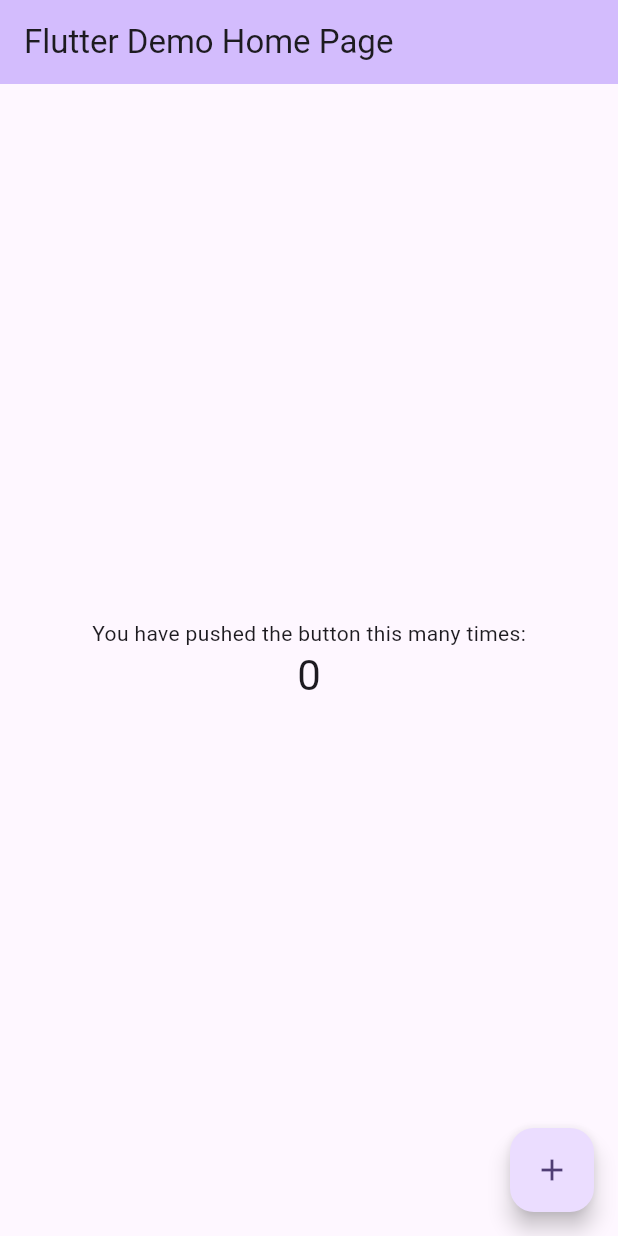
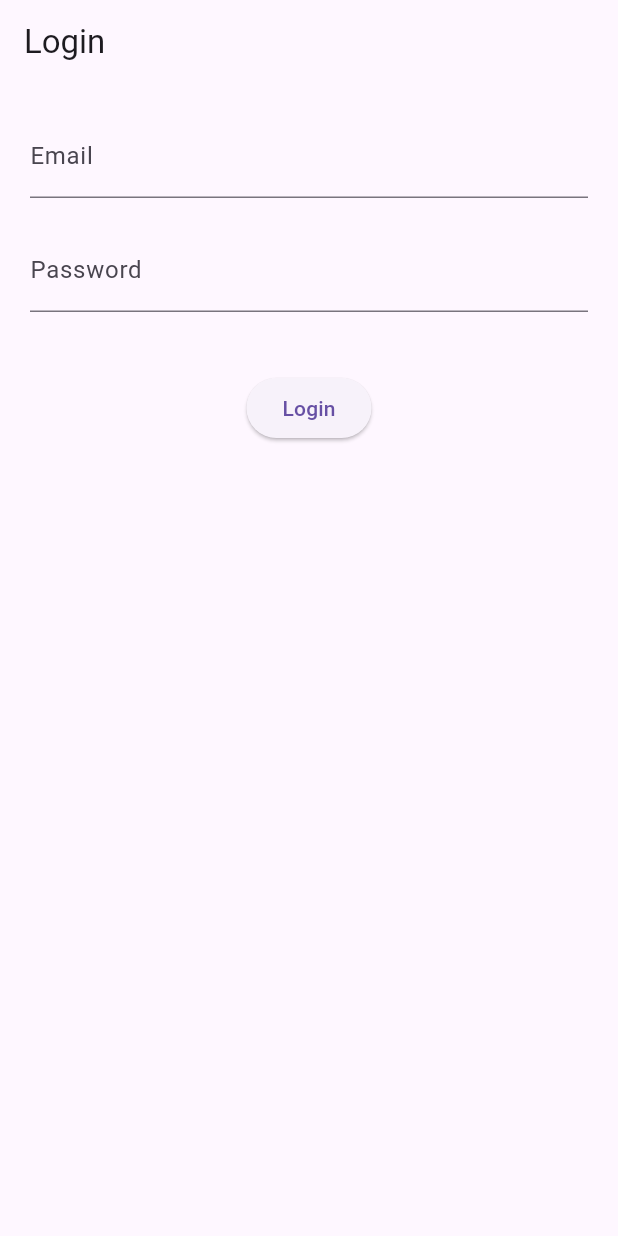
Before and after one commit to sehan-dissanayake/velocity, a Flutter app: the screen it shows after launch, on a phone screen of 412 x 824 dp. Run offline on Flutter 3.47's test engine with Material 3 defaults, Android fonts, the phone set to English and light mode, and no system bars; our stand-ins replace flutter_dotenv.

Commit message:
frontend_init

```diff
--- /dev/null
+++ b/frontend/lib/core/constants/app_constants.dart
@@ -0,0 +1,4 @@
+class AppConstants {
+  static const String appName = 'My App';
+  static const Duration apiTimeout = Duration(seconds: 30);
+}
--- /dev/null
+++ b/frontend/lib/features/auth/presentation/screens/login_screen.dart
@@ -0,0 +1,90 @@
+import 'package:flutter/material.dart';
+import 'package:provider/provider.dart';
+import 'package:frontend/features/auth/provider/auth_provider.dart';
+
+class LoginScreen extends StatefulWidget {
+  const LoginScreen({super.key});
+
+  @override
+  State<LoginScreen> createState() => _LoginScreenState();
+}
+
+class _LoginScreenState extends State<LoginScreen> {
+  final _formKey = GlobalKey<FormState>();
+  final _emailController = TextEditingController();
+  final _passwordController = TextEditingController();
+
+  @override
+  Widget build(BuildContext context) {
+    final authProvider = Provider.of<AuthProvider>(context);
+
+    return Scaffold(
+      appBar: AppBar(title: const Text('Login')),
+      body: Padding(
+        padding: const EdgeInsets.all(20.0),
+        child: Form(
+          key: _formKey,
+          child: Column(
+            children: [
+              TextFormField(
+                controller: _emailController,
+                decoration: const InputDecoration(labelText: 'Email'),
+                keyboardType: TextInputType.emailAddress,
+                validator: (value) {
+                  if (value == null || value.isEmpty) {
+                    return 'Please enter your email';
+                  }
+                  if (!RegExp(
+                    r'^[\w-\.]+@([\w-]+\.)+[\w-]{2,4}$',
+                  ).hasMatch(value)) {
+                    return 'Please enter a valid email';
+                  }
+                  return null;
+                },
+              ),
+              const SizedBox(height: 20),
+              TextFormField(
+                controller: _passwordController,
+                decoration: const InputDecoration(labelText: 'Password'),
+                obscureText: true,
+                validator: (value) {
+                  if (value == null || value.isEmpty) {
+                    return 'Please enter your password';
+                  }
+                  if (value.length < 6) {
+                    return 'Password must be at least 6 characters';
+                  }
+                  return null;
+                },
+              ),
+              const SizedBox(height: 20),
+              if (authProvider.errorMessage.isNotEmpty)
+                Text(
+                  authProvider.errorMessage,
+                  style: TextStyle(color: Theme.of(context).colorScheme.error),
+                ),
+              const SizedBox(height: 20),
+              ElevatedButton(
+                onPressed:
+                    authProvider.isLoading
+                        ? null
+                        : () {
+                          if (_formKey.currentState!.validate()) {
+                            authProvider.login(
+                              _emailController.text.trim(),
+                              _passwordController.text.trim(),
+                            );
+                          }
+                        },
+                child:
+                    authProvider.isLoading
+                        ? const CircularProgressIndicator()
+                        : const Text('Login'),
+              ),
+            ],
+          ),
+        ),
+      ),
+    );
+  }
+}
--- /dev/null
+++ b/frontend/lib/features/auth/provider/auth_provider.dart
@@ -0,0 +1,33 @@
+import 'package:flutter/foundation.dart';
+import 'package:http/http.dart' as http;
+import 'package:frontend/core/utils/api_service.dart';
+
+class AuthProvider with ChangeNotifier {
+  bool _isLoading = false;
+  String _errorMessage = '';
+
+  bool get isLoading => _isLoading;
+  String get errorMessage => _errorMessage;
+
+  Future<void> login(String email, String password) async {
+    _isLoading = true;
+    notifyListeners();
+
+    try {
+      final response = await ApiService.post('auth/login', {
+        'email': email,
+        'password': password,
+      });
+
+      // Handle successful login
+      print('Login successful: $response');
+      _errorMessage = '';
+    } catch (e) {
+      _errorMessage = e.toString().replaceAll('Exception: ', '');
+      print('Login error: $_errorMessage');
+    } finally {
+      _isLoading = false;
+      notifyListeners();
+    }
+  }
+}
--- a/frontend/lib/main.dart
+++ b/frontend/lib/main.dart
@@ -1,122 +1,29 @@
 import 'package:flutter/material.dart';
+import 'package:flutter_dotenv/flutter_dotenv.dart';
+import 'package:provider/provider.dart';
+import 'package:frontend/features/auth/provider/auth_provider.dart';
+import 'package:frontend/features/auth/presentation/screens/login_screen.dart';
 
-void main() {
+Future<void> main() async {
+  await dotenv.load(fileName: ".env");
   runApp(const MyApp());
 }
 
 class MyApp extends StatelessWidget {
   const MyApp({super.key});
 
-  // This widget is the root of your application.
   @override
   Widget build(BuildContext context) {
-    return MaterialApp(
-      title: 'Flutter Demo',
-      theme: ThemeData(
-        // This is the theme of your application.
-        //
-        // TRY THIS: Try running your application with "flutter run". You'll see
-        // the application has a purple toolbar. Then, without quitting the app,
-        // try changing the seedColor in the colorScheme below to Colors.green
-        // and then invoke "hot reload" (save your changes or press the "hot
-        // reload" button in a Flutter-supported IDE, or press "r" if you used
-        // the command line to start the app).
-        //
-        // Notice that the counter didn't reset back to zero; the application
-        // state is not lost during the reload. To reset the state, use hot
-        // restart instead.
-        //
-        // This works for code too, not just values: Most code changes can be
-        // tested with just a hot reload.
-        colorScheme: ColorScheme.fromSeed(seedColor: Colors.deepPurple),
+    return MultiProvider(
+      providers: [ChangeNotifierProvider(create: (_) => AuthProvider())],
+      child: MaterialApp(
+        title: 'My App',
+        theme: ThemeData(
+          primarySwatch: Colors.blue,
+          visualDensity: VisualDensity.adaptivePlatformDensity,
+        ),
+        home: const LoginScreen(),
       ),
-      home: const MyHomePage(title: 'Flutter Demo Home Page'),
     );
   }
 }
-
-class MyHomePage extends StatefulWidget {
-  const MyHomePage({super.key, required this.title});
-
-  // This widget is the home page of your application. It is stateful, meaning
-  // that it has a State object (defined below) that contains fields that affect
-  // how it looks.
-
-  // This class is the configuration for the state. It holds the values (in this
-  // case the title) provided by the parent (in this case the App widget) and
-  // used by the build method of the State. Fields in a Widget subclass are
-  // always marked "final".
-
-  final String title;
-
-  @override
-  State<MyHomePage> createState() => _MyHomePageState();
-}
-
-class _MyHomePageState extends State<MyHomePage> {
-  int _counter = 0;
-
-  void _incrementCounter() {
-    setState(() {
-      // This call to setState tells the Flutter framework that something has
-      // changed in this State, which causes it to rerun the build method below
-      // so that the display can reflect the updated values. If we changed
-      // _counter without calling setState(), then the build method would not be
-      // called again, and so nothing would appear to happen.
-      _counter++;
-    });
-  }
-
-  @override
-  Widget build(BuildContext context) {
-    // This method is rerun every time setState is called, for instance as done
-    // by the _incrementCounter method above.
-    //
-    // The Flutter framework has been optimized to make rerunning build methods
-    // fast, so that you can just rebuild anything that needs updating rather
-    // than having to individually change instances of widgets.
-    return Scaffold(
-      appBar: AppBar(
-        // TRY THIS: Try changing the color here to a specific color (to
-        // Colors.amber, perhaps?) and trigger a hot reload to see the AppBar
-        // change color while the other colors stay the same.
-        backgroundColor: Theme.of(context).colorScheme.inversePrimary,
-        // Here we take the value from the MyHomePage object that was created by
-        // the App.build method, and use it to set our appbar title.
-        title: Text(widget.title),
-      ),
-      body: Center(
-        // Center is a layout widget. It takes a single child and positions it
-        // in the middle of the parent.
-        child: Column(
-          // Column is also a layout widget. It takes a list of children and
-          // arranges them vertically. By default, it sizes itself to fit its
-          // children horizontally, and tries to be as tall as its parent.
-          //
-          // Column has various properties to control how it sizes itself and
-          // how it positions its children. Here we use mainAxisAlignment to
-          // center the children vertically; the main axis here is the vertical
-          // axis because Columns are vertical (the cross axis would be
-          // horizontal).
-          //
-          // TRY THIS: Invoke "debug painting" (choose the "Toggle Debug Paint"
-          // action in the IDE, or press "p" in the console), to see the
-          // wireframe for each widget.
-          mainAxisAlignment: MainAxisAlignment.center,
-          children: <Widget>[
-            const Text('You have pushed the button this many times:'),
-            Text(
-              '$_counter',
-              style: Theme.of(context).textTheme.headlineMedium,
-            ),
-          ],
-        ),
-      ),
-      floatingActionButton: FloatingActionButton(
-        onPressed: _incrementCounter,
-        tooltip: 'Increment',
-        child: const Icon(Icons.add),
-      ), // This trailing comma makes auto-formatting nicer for build methods.
-    );
-  }
-}
--- a/frontend/pubspec.yaml
+++ b/frontend/pubspec.yaml
@@ -34,6 +34,11 @@ dependencies:
   # The following adds the Cupertino Icons font to your application.
   # Use with the CupertinoIcons class for iOS style icons.
   cupertino_icons: ^1.0.8
+  http: ^0.13.5
+  provider: ^6.1.1
+  flutter_dotenv: ^5.1.0
+  go_router: ^14.0.4
+  shared_preferences: ^2.2.2
 
 dev_dependencies:
   flutter_test:
```
Also changed, not shown: frontend/lib/core/utils/api_service.dart (added, +35 -0 lines), frontend/lib/routes.dart (added), frontend/pubspec.lock, 41 other files.
